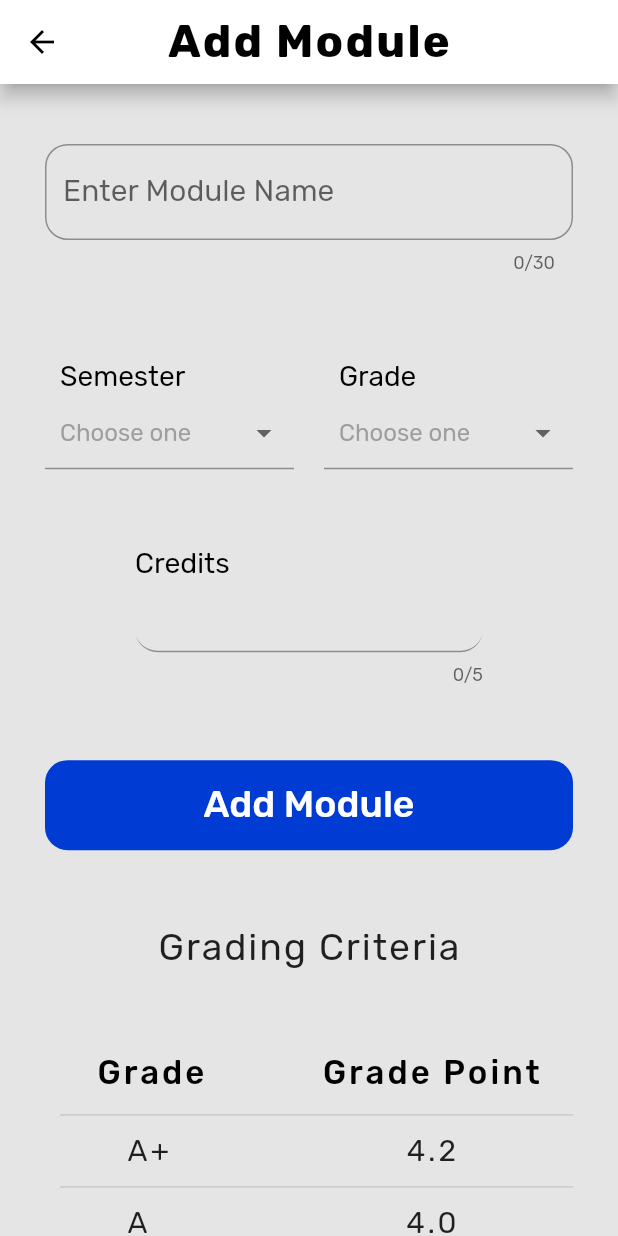
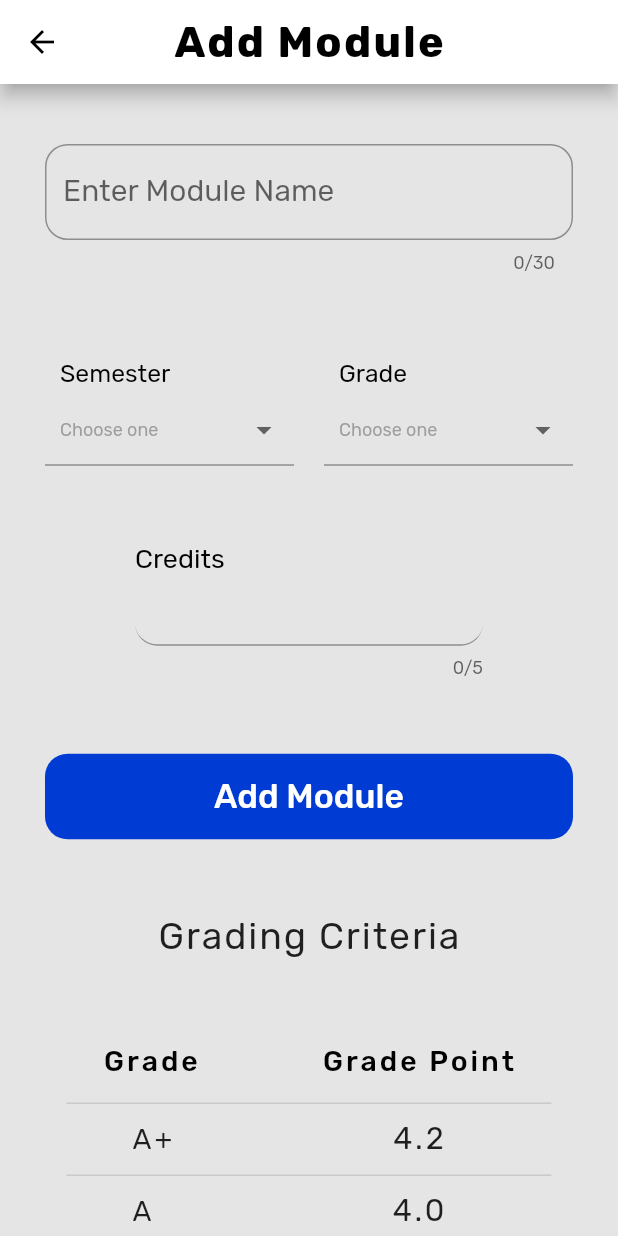
Before and after one commit to RusiruSadathana/Mora_GPA_App, a Flutter app: the screen it shows after launch, after a tap on an icon or button, on a phone screen of 412 x 824 dp. Run offline on Flutter 3.47's test engine with Material 2 defaults, Android fonts, the phone set to English and light mode, and no system bars; our stand-ins replace animated_text_kit, flutter_staggered_animations, font_awesome_flutter, rflutter_alert, sqflite; accounts and stored records are empty.

Commit message:
Made widget sizes responsive

```diff
--- /dev/null
+++ b/lib/classes/ScreenSize.dart
@@ -0,0 +1,20 @@
+import 'package:flutter/cupertino.dart';
+
+class ScreenSize {
+  static getWidth(BuildContext context) {
+    return MediaQuery.of(context).size.width;
+  }
+
+  static getHeight(BuildContext context) {
+    return MediaQuery.of(context).size.height;
+  }
+
+  static getMinimumSize(BuildContext context) {
+    var width = MediaQuery.of(context).size.width;
+    var height = MediaQuery.of(context).size.height;
+    if (width <= height) {
+      return width;
+    }
+    return height;
+  }
+}
--- a/lib/screens/HomeScreen.dart
+++ b/lib/screens/HomeScreen.dart
@@ -3,6 +3,7 @@ import 'package:font_awesome_flutter/font_awesome_flutter.dart';
 import 'package:mora_gpa/Routing/destination.dart';
 import 'package:mora_gpa/Routing/destinations.dart';
 import 'package:mora_gpa/Routing/tabProvider.dart';
+import 'package:mora_gpa/classes/ScreenSize.dart';
 import 'package:mora_gpa/constants/colors.dart';
 
 import 'addSubjectScreen.dart';
@@ -31,7 +32,7 @@ class _HomeScreenState extends State<HomeScreen>
         title: Text(
           'Mora GPA',
           style: TextStyle(
-              fontSize: 30,
+              fontSize: ScreenSize.getMinimumSize(context) * .06944,
               fontWeight: FontWeight.w600,
               letterSpacing: 1.5,
               color: Colors.black),
@@ -52,11 +53,14 @@ class _HomeScreenState extends State<HomeScreen>
               }
             }),
       ),
-      floatingActionButton: FloatingActionButton(
+      floatingActionButton: Container(
+        height: ScreenSize.getMinimumSize(context) * .12,
+        width: ScreenSize.getMinimumSize(context) * .12,
+        child: FloatingActionButton(
           backgroundColor: kPrimaryColor,
           child: FaIcon(
             FontAwesomeIcons.plus,
-          size: 30,
+            size: ScreenSize.getMinimumSize(context) * .06944,
             color: kbackgroundColor,
           ),
           onPressed: () async {
@@ -71,13 +75,14 @@ class _HomeScreenState extends State<HomeScreen>
             );
           },
         ),
+      ),
       floatingActionButtonLocation: FloatingActionButtonLocation.centerDocked,
       bottomNavigationBar: BottomAppBar(
         shape: CircularNotchedRectangle(),
-        notchMargin: 10,
+        notchMargin: ScreenSize.getMinimumSize(context) * .0231,
         clipBehavior: Clip.antiAlias,
         child: SizedBox(
-          height: 60,
+          height: ScreenSize.getMinimumSize(context) * .138,
           child: BottomNavigationBar(
             backgroundColor: klightBackgroundColor,
             currentIndex: _currentIndex,
@@ -92,9 +97,12 @@ class _HomeScreenState extends State<HomeScreen>
               return BottomNavigationBarItem(
                   icon: FaIcon(
                     destination.icon,
+                    size: ScreenSize.getMinimumSize(context) * .048,
                   ),
                   title: Text(
                     destination.title,
+                    style: TextStyle(
+                        fontSize: ScreenSize.getMinimumSize(context) * .032),
                   ));
             }).toList(),
           ),
--- a/lib/screens/addSubjectScreen.dart
+++ b/lib/screens/addSubjectScreen.dart
@@ -3,6 +3,7 @@ import 'package:flutter/cupertino.dart';
 import 'package:flutter/material.dart';
 import 'package:flutter/rendering.dart';
 import 'package:flutter_staggered_animations/flutter_staggered_animations.dart';
+import 'package:mora_gpa/classes/ScreenSize.dart';
 import 'package:mora_gpa/classes/Semesters.dart';
 import 'package:mora_gpa/classes/gradingCriteria.dart';
 import 'package:mora_gpa/constants/colors.dart';
@@ -81,7 +82,7 @@ class _AddSubjectScreenState extends State<AddSubjectScreen> {
         title: Text(
           'Add Module',
           style: TextStyle(
-              fontSize: 30,
+              fontSize: ScreenSize.getMinimumSize(context) * .06944,
               fontWeight: FontWeight.w600,
               letterSpacing: 1.5,
               color: Colors.black),
@@ -111,6 +112,7 @@ class _AddSubjectScreenState extends State<AddSubjectScreen> {
                       ),
                       TextFormField(
                         style: TextStyle(fontSize: 20),
+                        textCapitalization: TextCapitalization.words,
                         maxLength: 30,
                         decoration: kTextFormFieldDecoration,
                         onChanged: (value) {
@@ -240,7 +242,7 @@ class _AddSubjectScreenState extends State<AddSubjectScreen> {
                               'Credits',
                               style: TextStyle(
                                 color: Colors.black,
-                                fontSize: 19,
+                                fontSize: 18,
                               ),
                             ),
                             TextFormField(
@@ -286,7 +288,7 @@ class _AddSubjectScreenState extends State<AddSubjectScreen> {
                         },
                         child: Text(
                           'Add Module',
-                          style: TextStyle(color: Colors.white, fontSize: 25),
+                          style: TextStyle(color: Colors.white, fontSize: 22.5),
                         ),
                       ),
                       SizedBox(
@@ -304,11 +306,13 @@ class _AddSubjectScreenState extends State<AddSubjectScreen> {
                       SizedBox(
                         height: 30,
                       ),
-                      AbsorbPointer(
-                        absorbing: true,
-                        child: SingleChildScrollView(
-                          scrollDirection: Axis.horizontal,
-                          child: GradingTable(),
+                      Center(
+                        child: AbsorbPointer(
+                          absorbing: true,
+                          child: SingleChildScrollView(
+                            scrollDirection: Axis.horizontal,
+                            child: GradingTable(),
+                          ),
                         ),
                       )
                     ],
--- a/lib/screens/loadScreen.dart
+++ b/lib/screens/loadScreen.dart
@@ -28,8 +28,8 @@ class _LoadScreenState extends State<LoadScreen> {
           children: <Widget>[
             Image.asset(
               'assets/logo.png',
-              width: 250,
-              height: 250,
+              width: 200,
+              height: 200,
             ),
             Center(
               child: FadeAnimatedTextKit(
@@ -38,7 +38,7 @@ class _LoadScreenState extends State<LoadScreen> {
                 text: ['Mora GPA'],
                 textStyle: TextStyle(
                     color: kPrimaryColor,
-                    fontSize: 55.0,
+                    fontSize: 45.0,
                     fontWeight: FontWeight.bold,
                     letterSpacing: 1.25),
               ),
--- a/lib/screens/semesterScreen.dart
+++ b/lib/screens/semesterScreen.dart
@@ -1,6 +1,7 @@
 import 'package:flutter/material.dart';
 import 'package:flutter_staggered_animations/flutter_staggered_animations.dart';
 import 'package:font_awesome_flutter/font_awesome_flutter.dart';
+import 'package:mora_gpa/classes/ScreenSize.dart';
 import 'package:mora_gpa/constants/colors.dart';
 import 'package:mora_gpa/database/Controller.dart';
 import 'package:mora_gpa/screens/addSubjectScreen.dart';
@@ -38,7 +39,7 @@ class _SemesterScreenState extends State<SemesterScreen> {
                 title: Text(
                   'Semester ' + widget.semesterNo.toString(),
                   style: TextStyle(
-                      fontSize: 30,
+                      fontSize: ScreenSize.getMinimumSize(context) * .06944,
                       fontWeight: FontWeight.w600,
                       letterSpacing: 1.5,
                       color: Colors.black),
@@ -104,15 +105,21 @@ class _SemesterScreenState extends State<SemesterScreen> {
                                                 children: <Widget>[
                                                   FaIcon(
                                                     FontAwesomeIcons.plusSquare,
-                                                    size: 28,
+                                                    size: ScreenSize
+                                                            .getMinimumSize(
+                                                                context) *
+                                                        .064,
                                                   ),
                                                   SizedBox(
                                                     width: 13,
                                                   ),
                                                   Text(
                                                     'Add New Module',
-                                                    style:
-                                                        TextStyle(fontSize: 25),
+                                                    style: TextStyle(
+                                                        fontSize: ScreenSize
+                                                                .getMinimumSize(
+                                                                    context) *
+                                                            .057),
                                                   ),
                                                 ],
                                               ),
--- a/lib/screens/tabs/CGPA.dart
+++ b/lib/screens/tabs/CGPA.dart
@@ -1,5 +1,6 @@
 import 'package:flutter/material.dart';
 import 'package:flutter_staggered_animations/flutter_staggered_animations.dart';
+import 'package:mora_gpa/classes/ScreenSize.dart';
 import 'package:mora_gpa/constants/colors.dart';
 import 'package:mora_gpa/widgets/circularCard.dart';
 
@@ -70,14 +71,17 @@ class _CGPAState extends State<CGPA> with SingleTickerProviderStateMixin {
                       ),
                       children: <Widget>[
                         SizedBox(
-                          height: 30,
+                          height: ScreenSize.getHeight(context) * .024,
                         ),
                         Text(
                           'Current Grade Point Average',
-                          style: TextStyle(fontSize: 20, letterSpacing: 1.25),
+                          style: TextStyle(
+                              fontSize:
+                                  ScreenSize.getMinimumSize(context) * .057,
+                              letterSpacing: 1.25),
                         ),
                         SizedBox(
-                          height: 40,
+                          height: ScreenSize.getHeight(context) * 0.049,
                         ),
                         Center(
                           child: CircularCard(
@@ -87,21 +91,27 @@ class _CGPAState extends State<CGPA> with SingleTickerProviderStateMixin {
                           ),
                         ),
                         SizedBox(
-                          height: 40,
+                          height: ScreenSize.getHeight(context) * 0.049,
                         ),
                         Text(
                           'Total Credits',
-                          style: TextStyle(fontSize: 20, letterSpacing: 1.25),
+                          style: TextStyle(
+                              fontSize:
+                                  ScreenSize.getMinimumSize(context) * .066,
+                              letterSpacing: 1.25),
                         ),
                         SizedBox(
-                          height: 30,
+                          height: ScreenSize.getHeight(context) * .010,
                         ),
                         Text(
                           totalCredits.toStringAsFixed(1),
                           style: TextStyle(
-                            fontSize: 45,
+                            fontSize: ScreenSize.getMinimumSize(context) * .105,
                             letterSpacing: 1.25,
                           ),
+                        ),
+                        SizedBox(
+                          height: ScreenSize.getHeight(context) * 0.061,
                         ),
                       ],
                     ),
--- a/lib/screens/tabs/allSemesters.dart
+++ b/lib/screens/tabs/allSemesters.dart
@@ -1,5 +1,6 @@
 import 'package:flutter/material.dart';
 import 'package:flutter_staggered_animations/flutter_staggered_animations.dart';
+import 'package:mora_gpa/classes/ScreenSize.dart';
 import 'package:mora_gpa/constants/colors.dart';
 import 'package:mora_gpa/database/Controller.dart';
 import 'package:mora_gpa/widgets/semesterGPACard.dart';
@@ -51,8 +52,10 @@ class _AllSemestersState extends State<AllSemesters> {
                               SliverGridDelegateWithFixedCrossAxisCount(
                             childAspectRatio: 1.2,
                             crossAxisCount: 2,
-                            crossAxisSpacing: 5.0,
-                            mainAxisSpacing: 5.0,
+                            crossAxisSpacing:
+                                ScreenSize.getWidth(context) * .011,
+                            mainAxisSpacing:
+                                ScreenSize.getWidth(context) * .011,
                           ),
                           itemCount: widLst.length,
                           itemBuilder: (BuildContext context, int index) {
--- a/lib/widgets/Dropdownformfield.dart
+++ b/lib/widgets/Dropdownformfield.dart
@@ -44,7 +44,7 @@ class DropDownFormField extends FormField<dynamic> {
                       labelText: titleText,
                       labelStyle: TextStyle(
                         color: Colors.black,
-                        fontSize: 25,
+                        fontSize: 22,
                       ),
                       filled: filled,
                     ),
@@ -56,7 +56,8 @@ class DropDownFormField extends FormField<dynamic> {
                         },
                         hint: Text(
                           hintText,
-                          style: TextStyle(color: Colors.grey.shade500),
+                          style: TextStyle(
+                              color: Colors.grey.shade500, fontSize: 12),
                         ),
                         value: value == '' ? null : value,
                         onChanged: (dynamic newValue) {
--- a/lib/widgets/circularCard.dart
+++ b/lib/widgets/circularCard.dart
@@ -1,4 +1,5 @@
 import 'package:flutter/material.dart';
+import 'package:mora_gpa/classes/ScreenSize.dart';
 import 'package:mora_gpa/constants/colors.dart';
 import 'package:mora_gpa/widgets/circularProgressBar.dart';
 
@@ -11,7 +12,9 @@ class CircularCard extends StatelessWidget {
   @override
   Widget build(BuildContext context) {
     return Container(
-      constraints: BoxConstraints(minWidth: 300, maxWidth: 300),
+      constraints: BoxConstraints(
+          minWidth: ScreenSize.getMinimumSize(context) / 1.3,
+          maxWidth: ScreenSize.getMinimumSize(context) / 1.3),
       child: Card(
         color: klightBackgroundColor,
         elevation: 5,
@@ -28,14 +31,14 @@ class CircularCard extends StatelessWidget {
                 Text(
                   (currentValue).toStringAsFixed(2),
                   style: TextStyle(
-                    fontSize: 60,
+                    fontSize: ScreenSize.getMinimumSize(context) / 6,
                     fontWeight: FontWeight.bold,
                   ),
                 ),
                 Text(
                   title,
                   style: TextStyle(
-                    fontSize: 20,
+                    fontSize: ScreenSize.getMinimumSize(context) / 16,
                   ),
                 ),
               ],
--- a/lib/widgets/gradingTable.dart
+++ b/lib/widgets/gradingTable.dart
@@ -1,31 +1,58 @@
 import 'package:flutter/material.dart';
 import 'package:mora_gpa/classes/Grade.dart';
+import 'package:mora_gpa/classes/ScreenSize.dart';
 import 'package:mora_gpa/classes/gradingCriteria.dart';
-import 'package:mora_gpa/constants/styles.dart';
 
 class GradingTable extends StatelessWidget {
   @override
   Widget build(BuildContext context) {
     return Padding(
-      padding: const EdgeInsets.all(10.0),
+      padding: EdgeInsets.all(ScreenSize.getMinimumSize(context) * .023),
       child: DataTable(
         columns: [
-          DataColumn(label: Text('Grade', style: ktableHeaderStyle)),
-          DataColumn(label: Text('Grade Point', style: ktableHeaderStyle)),
+          DataColumn(
+              label: Text(
+            'Grade',
+            style: TextStyle(
+              fontSize: ScreenSize.getMinimumSize(context) * .046,
+              letterSpacing: 2,
+            ),
+          )),
+          DataColumn(
+            label: Text(
+              'Grade Point',
+              style: TextStyle(
+                fontSize: ScreenSize.getMinimumSize(context) * .046,
+                letterSpacing: 2,
+              ),
+            ),
+          ),
         ],
         rows: GradingCriteria.getGradingCriteria().map<DataRow>((Grade grade) {
           return DataRow(
             cells: [
               DataCell(
                   Padding(
-                    padding: const EdgeInsets.only(left: 20),
-                    child: Text(grade.grade, style: ktableDataStyle),
+                    padding: EdgeInsets.only(
+                        left: ScreenSize.getMinimumSize(context) * .0462),
+                    child: Text(
+                      grade.grade,
+                      style: TextStyle(
+                        fontSize: ScreenSize.getMinimumSize(context) * .046,
+                        letterSpacing: 2,
+                      ),
+                    ),
                   ),
                   onTap: null),
               DataCell(
                   Center(
-                    child:
-                        Text(grade.weight.toString(), style: ktableDataStyle),
+                    child: Text(
+                      grade.weight.toString(),
+                      style: TextStyle(
+                        fontSize: ScreenSize.getMinimumSize(context) * .050,
+                        letterSpacing: 2,
+                      ),
+                    ),
                   ),
                   onTap: null),
             ],
--- a/lib/widgets/semesterGPACard.dart
+++ b/lib/widgets/semesterGPACard.dart
@@ -1,4 +1,5 @@
 import 'package:flutter/material.dart';
+import 'package:mora_gpa/classes/ScreenSize.dart';
 import 'package:mora_gpa/constants/colors.dart';
 import 'package:mora_gpa/screens/semesterScreen.dart';
 
@@ -27,7 +28,8 @@ class SemesterGPACard extends StatelessWidget {
         shape: RoundedRectangleBorder(
           borderRadius: BorderRadius.circular(15.0),
         ),
-        margin: EdgeInsets.fromLTRB(15, 10, 15, 10),
+        margin: EdgeInsets.fromLTRB(ScreenSize.getMinimumSize(context) * .0347,
+            10, ScreenSize.getMinimumSize(context) * .0347, 10),
         child: Padding(
           padding: const EdgeInsets.all(20.0),
           child: Center(
@@ -36,13 +38,15 @@ class SemesterGPACard extends StatelessWidget {
                 children: <Widget>[
                   Text(
                     title,
-                    style: TextStyle(fontSize: 20, color: kPrimaryColor),
+                    style: TextStyle(
+                        fontSize: ScreenSize.getMinimumSize(context) * .052,
+                        color: kPrimaryColor),
                   ),
-                  SizedBox(height: 10),
+                  SizedBox(height: ScreenSize.getHeight(context) * .01),
                   Text(
                     gpa.toStringAsFixed(2),
                     style: TextStyle(
-                      fontSize: 30,
+                      fontSize: ScreenSize.getMinimumSize(context) * .081,
                     ),
                   ),
                 ],
--- a/lib/widgets/subjectCard.dart
+++ b/lib/widgets/subjectCard.dart
@@ -2,6 +2,7 @@ import 'package:flutter/cupertino.dart';
 import 'package:flutter/material.dart';
 import 'package:flutter/widgets.dart';
 import 'package:font_awesome_flutter/font_awesome_flutter.dart';
+import 'package:mora_gpa/classes/ScreenSize.dart';
 import 'package:mora_gpa/constants/colors.dart';
 import 'package:mora_gpa/constants/styles.dart';
 import 'package:mora_gpa/database/Controller.dart';
@@ -28,7 +29,7 @@ class SubjectCard extends StatelessWidget {
           title: Text(
             subject['name'],
             style: TextStyle(
-              fontSize: 30,
+              fontSize: ScreenSize.getMinimumSize(context) * .06944,
               letterSpacing: 1.25,
               fontWeight: FontWeight.w500,
             ),
@@ -41,22 +42,24 @@ class SubjectCard extends StatelessWidget {
               ),
               Text(
                 'Grade   :   ' + subject['grade'],
-                style: TextStyle(fontSize: 20),
+                style: TextStyle(
+                    fontSize: ScreenSize.getMinimumSize(context) * .046),
               ),
               SizedBox(
-                height: 10,
+                height: ScreenSize.getHeight(context) * .012,
               ),
               Row(
                 mainAxisAlignment: MainAxisAlignment.spaceBetween,
                 children: <Widget>[
                   Text(
                     'Credits :   ' + subject['credits'].toString(),
-                    style: TextStyle(fontSize: 20),
+                    style: TextStyle(
+                        fontSize: ScreenSize.getMinimumSize(context) * .046),
                   ),
                   IconButton(
                       icon: FaIcon(
                         FontAwesomeIcons.trashAlt,
-                        size: 25,
+                        size: ScreenSize.getMinimumSize(context) * .057,
                         color: kPrimaryColor,
                       ),
                       onPressed: () {
```
Lines whose indentation alone changed are shown as unchanged.
